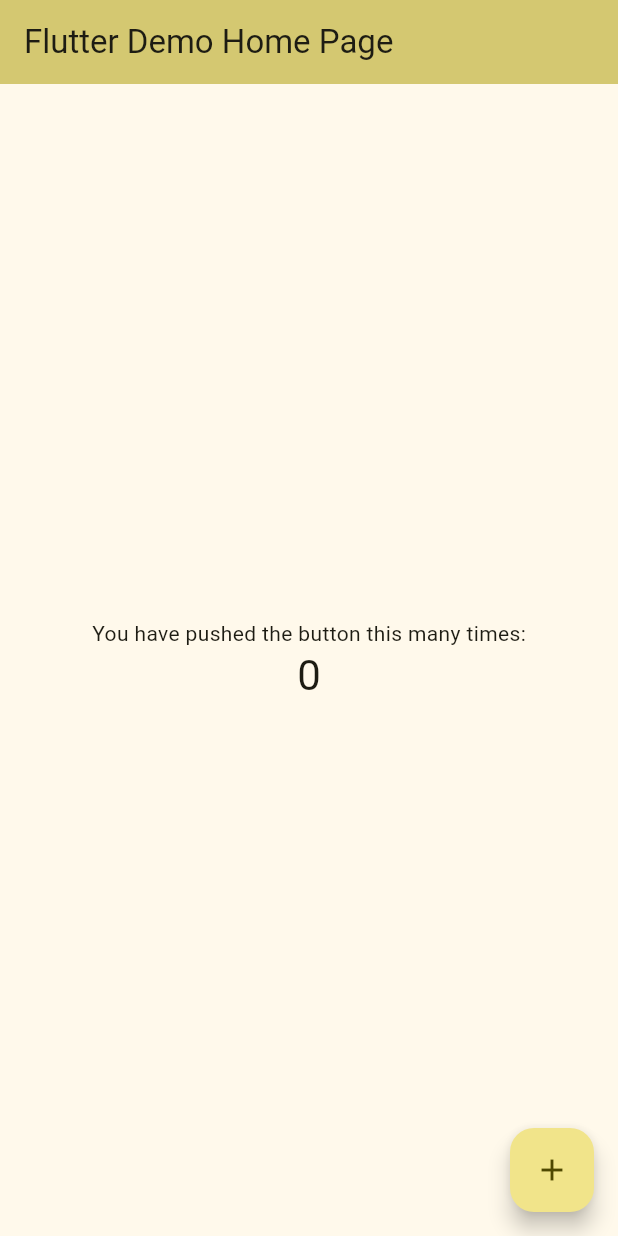
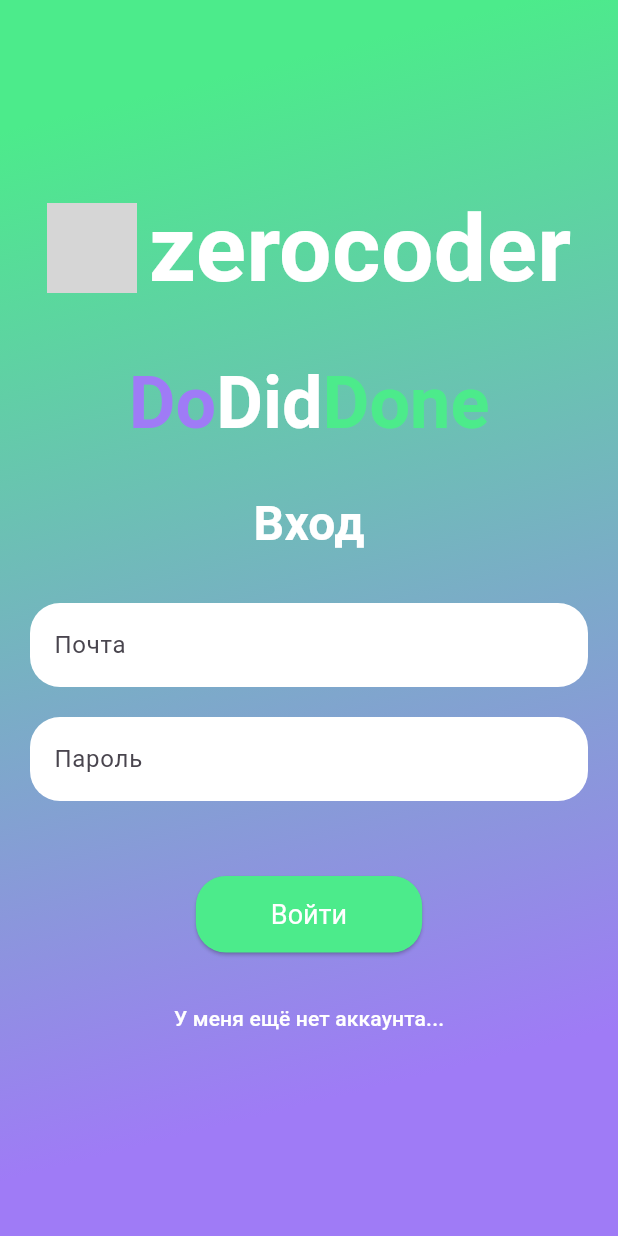
Before and after one commit to sharov68/flutter_application_3, a Flutter app: the screen it shows after launch, on a phone screen of 412 x 824 dp. Run offline on Flutter 3.47's test engine with Material 3 defaults, Android fonts, the phone set to English and light mode, and no system bars; grey boxes are pictures that could not be loaded.

Commit message:
created login page

```diff
--- a/lib/app/app.dart
+++ b/lib/app/app.dart
@@ -1,6 +1,6 @@
-
 import 'package:flutter/material.dart';
-import 'package:flutter_application_3/pages/my_home_page.dart';
+import 'package:flutter_application_3/pages/login_page.dart';
+import 'package:flutter_application_3/theme/theme.dart';
 
 class MyApp extends StatelessWidget {
   const MyApp({super.key});
@@ -8,11 +8,8 @@ class MyApp extends StatelessWidget {
   Widget build(BuildContext context) {
     return MaterialApp(
       title: 'Flutter Demo',
-      theme: ThemeData(
-        colorScheme: ColorScheme.fromSeed(seedColor: Colors.yellow),
-        useMaterial3: true,
-      ),
-      home: const MyHomePage(title: 'Flutter Demo Home Page'),
+      theme: DoDidDoneTheme.lightTheme,
+      home: const LoginPage(),
     );
   }
 }
--- /dev/null
+++ b/lib/pages/login_page.dart
@@ -0,0 +1,180 @@
+import 'package:flutter/material.dart';
+import '../theme/theme.dart';
+import 'main_page.dart';
+class LoginPage extends StatefulWidget {
+  const LoginPage({Key? key}) : super(key: key);
+  @override
+  State<LoginPage> createState() => _LoginPageState();
+}
+class _LoginPageState extends State<LoginPage> {
+  bool isLogin = true; // Флаг для определения режима (вход/регистрация)
+  @override
+  Widget build(BuildContext context) {
+    return Scaffold(
+      body: Container(
+        decoration: BoxDecoration(
+          gradient: LinearGradient(
+            begin: Alignment.topLeft,
+            end: Alignment.bottomCenter,
+            colors: isLogin
+                ? [
+                    DoDidDoneTheme.lightTheme.colorScheme.secondary,
+                    DoDidDoneTheme.lightTheme.colorScheme.primary,
+                  ]
+                : [
+                    DoDidDoneTheme.lightTheme.colorScheme.primary,
+                    DoDidDoneTheme.lightTheme.colorScheme.secondary,
+                  ],
+            stops: const [0.1, 0.9], // Основной цвет занимает 90%
+          ),
+        ),
+        child: Padding(
+          padding: const EdgeInsets.all(20.0),
+          child: Column(
+            mainAxisAlignment: MainAxisAlignment.center,
+            children: [
+              Row(
+                mainAxisAlignment: MainAxisAlignment.center,
+                children: [
+                  Image.asset(
+                    'assets/0qode_symbol_1.png', // Замените на правильный путь к файлу
+                    height: 60, // Устанавливаем высоту изображения
+                  ),
+                  const SizedBox(width: 8),
+                  // Добавляем текст "zerocoder"
+                  const Text(
+                    'zerocoder',
+                    style: TextStyle(
+                      fontSize: 62,
+                      fontWeight: FontWeight.bold,
+                      color: Colors.white, // Белый цвет текста
+                    ),
+                  ),
+                ],
+              ),
+              const SizedBox(height: 30),
+              // Добавляем текст "Do"
+              RichText(
+                text: TextSpan(
+                  style: const TextStyle(
+                    fontSize: 48,
+                    fontWeight: FontWeight.bold,
+                  ),
+                  children: [
+                    TextSpan(
+                      text: 'Do',
+                      style: TextStyle(
+                        color: DoDidDoneTheme.lightTheme.colorScheme.primary,
+                      ),
+                    ),
+                    const TextSpan(
+                      text: 'Did',
+                      style: TextStyle(color: Colors.white),
+                    ),
+                    TextSpan(
+                      text: 'Done',
+                      style: TextStyle(
+                        color: DoDidDoneTheme.lightTheme.colorScheme.secondary,
+                      ),
+                    ),
+                  ],
+                ),
+              ),
+              const SizedBox(height: 30),
+              // Заголовок
+              Text(
+                isLogin ? 'Вход' : 'Регистрация',
+                style: const TextStyle(
+                  fontSize: 32,
+                  fontWeight: FontWeight.bold,
+                  color: Colors.white,
+                ),
+              ),
+              const SizedBox(height: 30),
+              // Поле логина/почты
+              const TextField(
+                decoration: InputDecoration(
+                  hintText: 'Почта',
+                  filled: true,
+                  fillColor: Colors.white,
+                  border: OutlineInputBorder(
+                    borderRadius: BorderRadius.all(Radius.circular(20)),
+                    borderSide: BorderSide.none,
+                  ),
+                ),
+              ),
+              const SizedBox(height: 20),
+              // Поле пароля
+              const TextField(
+                obscureText: true,
+                decoration: InputDecoration(
+                  hintText: 'Пароль',
+                  filled: true,
+                  fillColor: Colors.white,
+                  border: OutlineInputBorder(
+                    borderRadius: BorderRadius.all(Radius.circular(20)),
+                    borderSide: BorderSide.none,
+                  ),
+                ),
+              ),
+              const SizedBox(height: 20),
+              // **Новое поле "Повторить пароль"**
+              if (!isLogin) // Отображаем только при регистрации
+                const TextField(
+                  obscureText: true,
+                  decoration: InputDecoration(
+                    hintText: 'Повторить пароль',
+                    filled: true,
+                    fillColor: Colors.white,
+                    border: OutlineInputBorder(
+                      borderRadius: BorderRadius.all(Radius.circular(20)),
+                      borderSide: BorderSide.none,
+                    ),
+                  ),
+                ),
+              const SizedBox(height: 30),
+              // Кнопка "Войти"
+              ElevatedButton(
+                onPressed: () {
+                  Navigator.pushReplacement(
+                      context,
+                      MaterialPageRoute(
+                          builder: (context) => const MainPage()));
+                },
+                style: ElevatedButton.styleFrom(
+                  backgroundColor: !isLogin
+                      ? DoDidDoneTheme.lightTheme.colorScheme.primary
+                      : DoDidDoneTheme.lightTheme.colorScheme.secondary,
+                  padding:
+                      const EdgeInsets.symmetric(horizontal: 50, vertical: 15),
+                  textStyle: const TextStyle(fontSize: 18),
+                  shape: RoundedRectangleBorder(
+                    borderRadius: BorderRadius.circular(20),
+                  ),
+                ),
+                child: Text(isLogin ? 'Войти' : 'Зарегистрироваться'),
+              ),
+              const SizedBox(height: 20),
+              // Кнопка перехода на другую страницу
+              TextButton(
+                onPressed: () {
+                  setState(() {
+                    isLogin = !isLogin;
+                  });
+                },
+                child: Text(
+                  isLogin
+                      ? 'У меня ещё нет аккаунта...'
+                      : 'Уже есть аккаунт...',
+                  style: const TextStyle(
+                    color: Colors.white
+                  ),
+                ),
+              ),
+            ],
+          ),
+        ),
+      ),
+    );
+  }
+}
--- /dev/null
+++ b/lib/pages/main_page.dart
@@ -0,0 +1,56 @@
+import 'package:flutter/material.dart';
+class MainPage extends StatefulWidget {
+  const MainPage({super.key});
+
+  @override
+  State<MainPage> createState() => _MainPageState();
+}
+class _MainPageState extends State<MainPage> {
+  int _selectedIndex = 0;
+  static const List<Widget> _widgetOptions = <Widget>[
+    Text('Задачи'),
+    Text('Сегодня'),
+    Text('Профиль'),
+    Text('Выполнено'),
+  ];
+  void _onItemTapped(int index) {
+    setState(() {
+      _selectedIndex = index;
+    });
+  }
+
+  @override
+  Widget build(BuildContext context) {
+    return Scaffold(
+      appBar: AppBar(
+        backgroundColor: Colors.transparent,
+        elevation: 0,
+      ),
+      body: Center(
+        child: _widgetOptions.elementAt(_selectedIndex),
+      ),
+      bottomNavigationBar: BottomNavigationBar(
+        items: const <BottomNavigationBarItem>[
+          BottomNavigationBarItem(
+            icon: Icon(Icons.task_alt),
+            label: 'Задачи',
+          ),
+          BottomNavigationBarItem(
+            icon: Icon(Icons.calendar_today),
+            label: 'Сегодня',
+          ),
+          BottomNavigationBarItem(
+            icon: Icon(Icons.person),
+            label: 'Профиль',
+          ),
+          BottomNavigationBarItem(
+            icon: Icon(Icons.check_circle),
+            label: 'Выполнено',
+          ),
+        ],
+        currentIndex: _selectedIndex,
+        onTap: _onItemTapped,
+      ),
+    );
+  }
+}
--- a/lib/pages/my_home_page.dart
+++ /dev/null
@@ -1,46 +0,0 @@
-import 'package:flutter/material.dart';
-
-class MyHomePage extends StatefulWidget {
-  const MyHomePage({super.key, required this.title});
-  final String title;
-  @override
-  State<MyHomePage> createState() => _MyHomePageState();
-}
-
-class _MyHomePageState extends State<MyHomePage> {
-  int _counter = 0;
-  void _incrementCounter() {
-    setState(() {
-      _counter++;
-    });
-  }
-
-  @override
-  Widget build(BuildContext context) {
-    return Scaffold(
-      appBar: AppBar(
-        backgroundColor: Theme.of(context).colorScheme.inversePrimary,
-        title: Text(widget.title),
-      ),
-      body: Center(
-        child: Column(
-          mainAxisAlignment: MainAxisAlignment.center,
-          children: <Widget>[
-            const Text(
-              'You have pushed the button this many times:',
-            ),
-            Text(
-              '$_counter',
-              style: Theme.of(context).textTheme.headlineMedium,
-            ),
-          ],
-        ),
-      ),
-      floatingActionButton: FloatingActionButton(
-        onPressed: _incrementCounter,
-        tooltip: 'Increment',
-        child: const Icon(Icons.add),
-      ),
-    );
-  }
-}
--- /dev/null
+++ b/lib/theme/theme.dart
@@ -0,0 +1,20 @@
+import 'package:flutter/material.dart';
+class DoDidDoneTheme {
+  static ThemeData lightTheme = ThemeData(
+    colorScheme: ColorScheme.fromSeed(
+      seedColor: const Color(0xFF9f7bf6), // Primary color
+      primary: const Color(0xFF9f7bf6), // Primary color
+      secondary: const Color(0xFF4ceb8b), // Secondary color
+    ),
+    useMaterial3: true,
+    // Добавляем стиль для кнопок
+    elevatedButtonTheme: ElevatedButtonThemeData(
+      style: ButtonStyle(
+        foregroundColor: WidgetStateProperty.all<Color>(Colors.white),
+        textStyle: WidgetStateProperty.all<TextStyle>(
+          const TextStyle(color: Colors.white), // Текст кнопок белый
+        ),
+      ),
+    ),
+  );
+}
```
